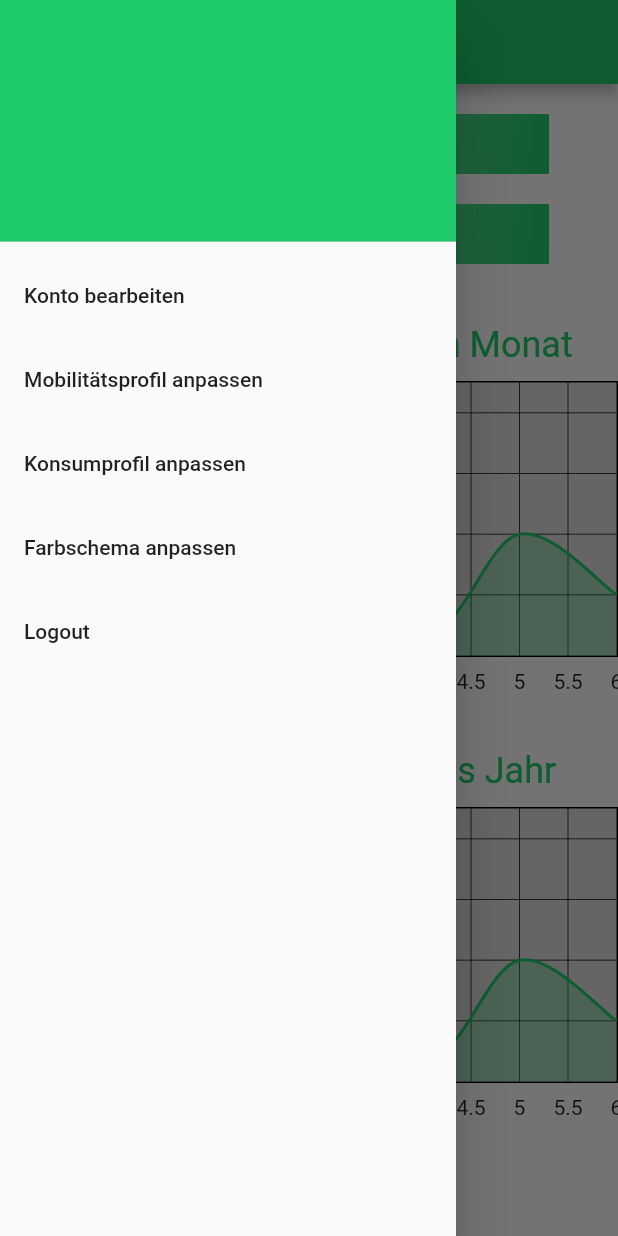
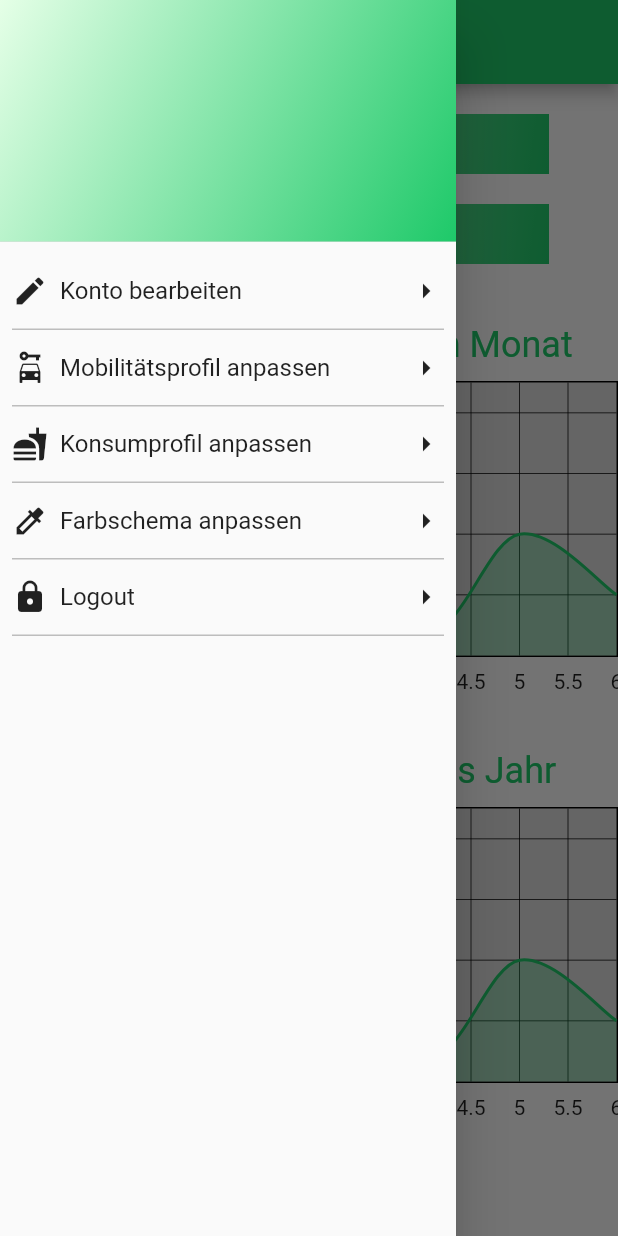
Before and after one commit to SaskiaSchreiber/emigram, a Flutter app: the Home screen opened directly, with the side drawer open, on a phone screen of 412 x 824 dp. Run offline on Flutter 3.47's test engine with Material 2 defaults, Android fonts, the phone set to English and light mode, and no system bars; drawn by our look-alikes of fl_chart; our stand-ins replace firebase_auth, firebase_core, firebase_database, geolocator; accounts and stored records are empty.

Commit message:
Refactored Drawer Design in Homescreen

```diff
--- a/lib/home_Screen.dart
+++ b/lib/home_Screen.dart
@@ -62,43 +62,39 @@ class _HomeState extends State<Home>{
           children: [
              DrawerHeader(
               decoration: const BoxDecoration(
-                color: primary,
+                //color: primary,
+                //image: new DecorationImage(image: new AssetImage('assets/emigramLogowashed.png')),
+                gradient: LinearGradient(
+                  begin: Alignment.topLeft,
+                  end: Alignment.bottomRight,
+                  colors:  <Color>[accent,primary]
+                )
               ),
               child: Text(user.email!)//Text('Max Mustermann'), // User-spezifische Email(später mit Nach und Vorname)
             ),
-            ListTile(
-              title: const Text('Konto bearbeiten'),
-              onTap: () {
+
+            CustomListTile(Icons.edit, 'Konto bearbeiten', () {
               Navigator.pop(context);
-              },
-            ),
-            ListTile(
-              title: const Text('Mobilitätsprofil anpassen'),
-              onTap: () {
+            }),
+
+            CustomListTile(Icons.car_rental, 'Mobilitätsprofil anpassen', () {
               showHide1();
               Navigator.pop(context);
-              },
-            ),
-            ListTile(
-              title: const Text('Konsumprofil anpassen'),
-              onTap: () {
+            }),
+
+            CustomListTile(Icons.fastfood, 'Konsumprofil anpassen', () {
               showHide2();
               Navigator.pop(context);
-              },
-            ),
-            ListTile(
-              title: const Text('Farbschema anpassen'),
-              onTap: () {
+            }),
+
+            CustomListTile(Icons.colorize, 'Farbschema anpassen', () {
             Navigator.pop(context);
-              },
-            ),
-            ListTile(
-              title: const Text('Logout'),
-              onTap: () {
+            }),
+
+            CustomListTile(Icons.lock, 'Logout', () {
             FirebaseAuth.instance.signOut();
             //Navigator.popUntil(context, (Route<dynamic> predicate) => predicate.isFirst);
-              },
-            ),
+            }),
           ],
         ),
       ),
@@ -188,3 +184,46 @@ class Home extends StatefulWidget{
   @override
   State<Home> createState() => _HomeState();
 }
+
+class CustomListTile extends StatelessWidget{
+
+  IconData icon;
+  String text;
+  VoidCallback onTap;
+
+  CustomListTile(this.icon,this.text,this.onTap);
+  @override
+  Widget build(BuildContext context){
+    return Padding(
+        padding: const EdgeInsets.fromLTRB(8, 0, 8, 0),
+      child: Container(
+        decoration: BoxDecoration(
+          border: Border(bottom: BorderSide(color: Colors.grey.shade400))
+        ),
+        child: InkWell(
+          splashColor: primary,
+          onTap: onTap,
+          child: Container(
+            height: 50,
+              child: Row(
+                mainAxisAlignment: MainAxisAlignment.spaceBetween,
+                  children: <Widget>[
+                    Row(
+                      children: <Widget>[
+                        Icon(icon),
+                        Padding(
+                            padding:EdgeInsets.all(8),
+                            child: Text(text,style: TextStyle(
+                              fontSize: 16
+                        ),),)
+                      ],
+                    ),
+                    Icon(Icons.arrow_right)
+                  ],
+              ),
+          ),
+        ),
+      ),
+    );
+  }
+}
--- a/pubspec.yaml
+++ b/pubspec.yaml
@@ -66,9 +66,8 @@ flutter:
   uses-material-design: true
 
   # To add assets to your application, add an assets section, like this:
-  # assets:
-  #   - images/a_dot_burr.jpeg
-  #   - images/a_dot_ham.jpeg
+  assets:
+     - assets/
 
   # An image asset can refer to one or more resolution-specific "variants", see
   # https://flutter.dev/assets-and-images/#resolution-aware
```
Also changed, not shown: assets/emigramLogowashed.png (added). Lines whose indentation alone changed are shown as unchanged.
